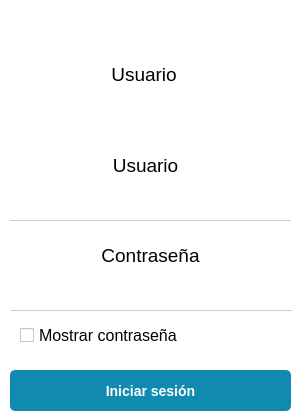
Jorgemacias-12/AssistList, file src/gui/MainWindow.ui: the form before one commit.
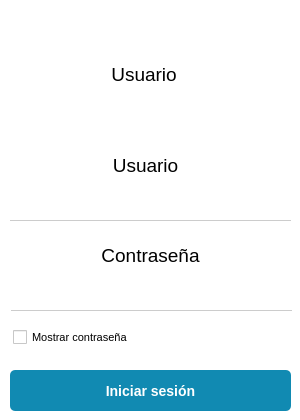
The form after the commit.

Commit message:
Add: mejoras a la interfaz
	He removido el message que indicaba que el inicio de sesión fue
	exitoso.

	He añadido funcionalidad al texto del checkbox para
	mostrar/esconder la contraseña

Diff of the .ui file:
```diff
--- a/src/gui/MainWindow.ui
+++ b/src/gui/MainWindow.ui
@@ -185,21 +185,30 @@
    <widget class="QCheckBox" name="chb_password">
     <property name="geometry">
      <rect>
-      <x>20</x>
-      <y>320</y>
-      <width>161</width>
+      <x>13</x>
+      <y>322</y>
+      <width>131</width>
       <height>31</height>
      </rect>
     </property>
     <property name="font">
      <font>
       <family>Arial</family>
-      <pointsize>12</pointsize>
+      <pointsize>8</pointsize>
      </font>
     </property>
+    <property name="layoutDirection">
+     <enum>Qt::LeftToRight</enum>
+    </property>
     <property name="text">
      <string>Mostrar contraseña</string>
     </property>
+    <property name="checked">
+     <bool>false</bool>
+    </property>
+    <property name="tristate">
+     <bool>false</bool>
+    </property>
    </widget>
   </widget>
  </widget>
```
The commit also changes 1 other file.
